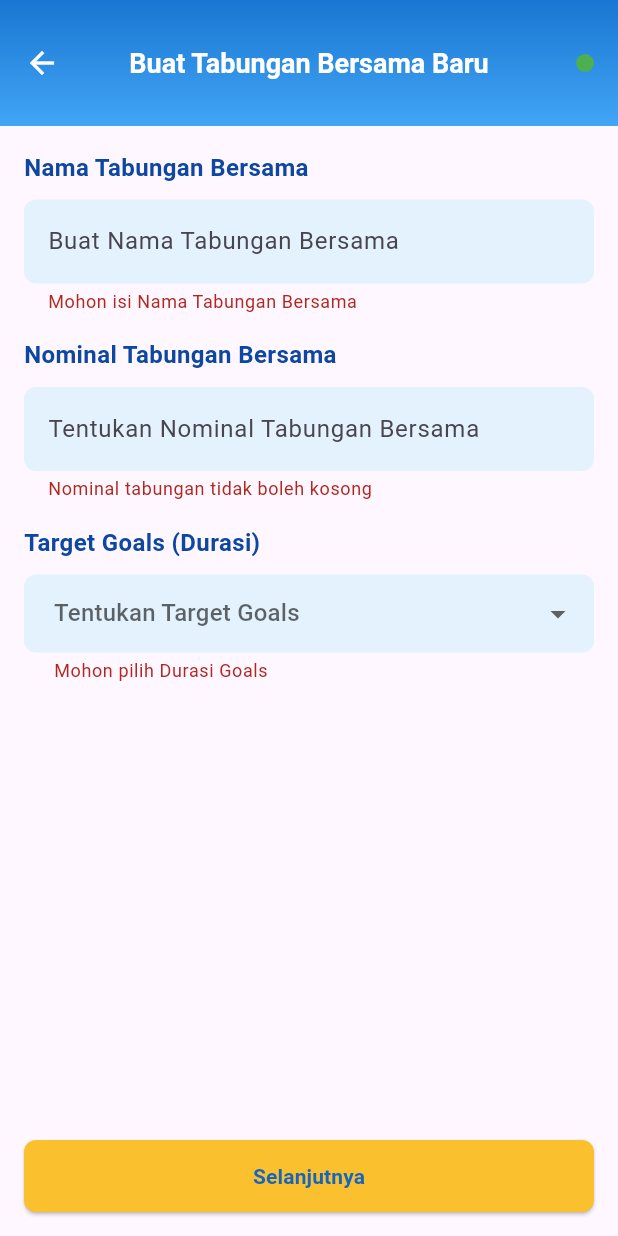
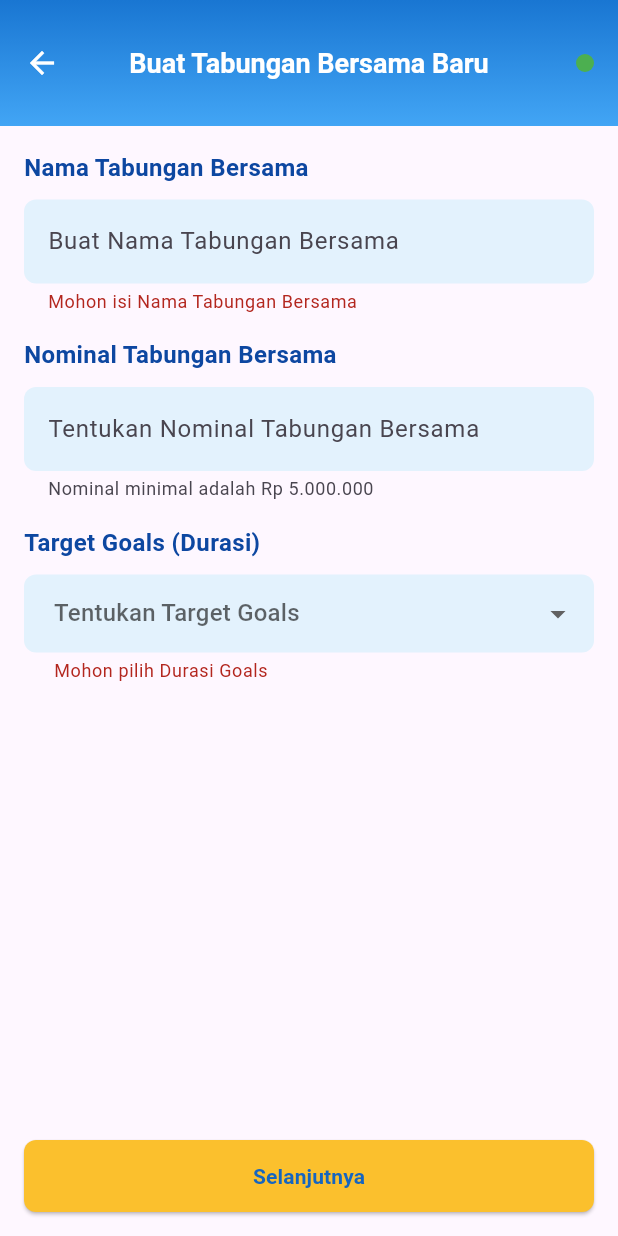
Before and after one commit to RefanzaP/DigiGoals-Project, a Flutter app: the BuatTabunganBersama screen opened directly, after a tap on "Selanjutnya", on a phone screen of 412 x 824 dp. Run offline on Flutter 3.47's test engine with Material 3 defaults, Android fonts, the light colour scheme and no system bars; our stand-ins replace flutter_secure_storage, shimmer; missing offline and left inert: dart_jsonwebtoken; accounts and stored records are empty.

Commit message:
01/02/25

```diff
--- a/lib/TabunganBersama/BuatTabunganBersama.dart
+++ b/lib/TabunganBersama/BuatTabunganBersama.dart
@@ -700,21 +700,7 @@ class _BuatTabunganBersamaState extends State<BuatTabunganBersama> {
                         }
                       });
                     },
-                    validator: (value) {
-                      try {
-                        if (value == null || value.isEmpty) {
-                          return 'Nominal tabungan tidak boleh kosong';
-                        }
-                        final nominal = double.parse(
-                            value.replaceAll(RegExp(r'[^0-9]'), ''));
-                        if (nominal < 5000000) {
-                          return 'Nominal minimal adalah Rp 5.000.000';
-                        }
-                      } catch (e) {
-                        return 'Input tidak valid, masukkan angka saja';
-                      }
-                      return null;
-                    },
+                    // Validator removed from here
                   ),
                   const SizedBox(height: 16),
                   Text(
@@ -770,7 +756,41 @@ class _BuatTabunganBersamaState extends State<BuatTabunganBersama> {
               child: ElevatedButton(
                 onPressed: () async {
                   if (_formKey.currentState!.validate()) {
-                    _showTermsAndConditions();
+                    String nominalText = _nominalGoalsController.text;
+                    if (nominalText.isEmpty) {
+                      ScaffoldMessenger.of(context).showSnackBar(
+                        const SnackBar(
+                          content: Text('Nominal tabungan tidak boleh kosong'),
+                          backgroundColor: Colors.red,
+                        ),
+                      );
+                      return;
+                    }
+
+                    try {
+                      final nominal = double.parse(
+                          nominalText.replaceAll(RegExp(r'[^0-9]'), ''));
+                      if (nominal < 5000000) {
+                        ScaffoldMessenger.of(context).showSnackBar(
+                          const SnackBar(
+                            content:
+                                Text('Nominal minimal adalah Rp 5.000.000'),
+                            backgroundColor: Colors.red,
+                          ),
+                        );
+                        return;
+                      }
+                      _showTermsAndConditions();
+                    } catch (e) {
+                      ScaffoldMessenger.of(context).showSnackBar(
+                        const SnackBar(
+                          content: Text(
+                              'Input nominal tidak valid, masukkan angka saja'),
+                          backgroundColor: Colors.red,
+                        ),
+                      );
+                      return;
+                    }
                   }
                 },
                 style: ElevatedButton.styleFrom(
--- a/lib/api/api_config.dart
+++ b/lib/api/api_config.dart
@@ -2,4 +2,4 @@
 // const String baseUrl = "https://api-gateway-ourgoals.koyeb.app/api/v1";
 
 // local
-const String baseUrl = "http://10.50.1.163:8000/api/v1";
+const String baseUrl = "http://10.50.2.51:8000/api/v1";
--- a/pubspec.yaml
+++ b/pubspec.yaml
@@ -16,7 +16,7 @@ publish_to: 'none' # Remove this line if you wish to publish to pub.dev
 # https://developer.apple.com/library/archive/documentation/General/Reference/InfoPlistKeyReference/Articles/CoreFoundationKeys.html
 # In Windows, build-name is used as the major, minor, and patch parts
 # of the product and file versions while build-number is used as the build suffix.
-version: 1.0.0+1
+version: 1.0.2+2
 
 environment:
   sdk: ^3.5.3
```
Also changed, not shown: lib/TabunganBergilir/DetailTabunganBergilir.dart (+14 -9 lines), 3 other files.
